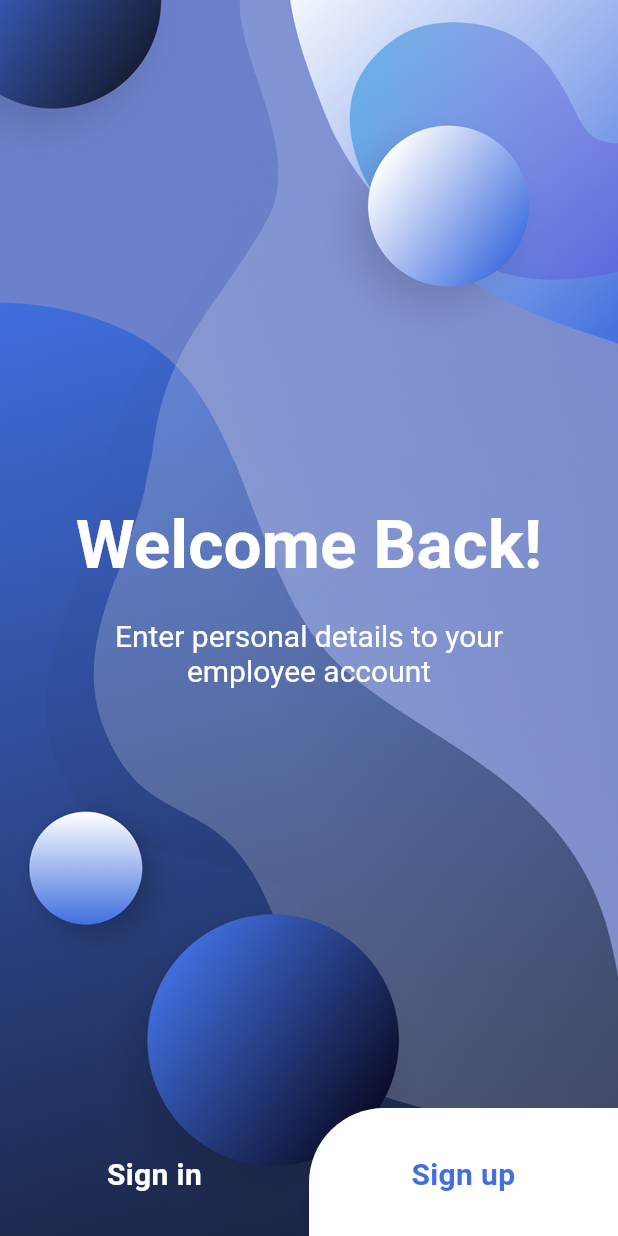
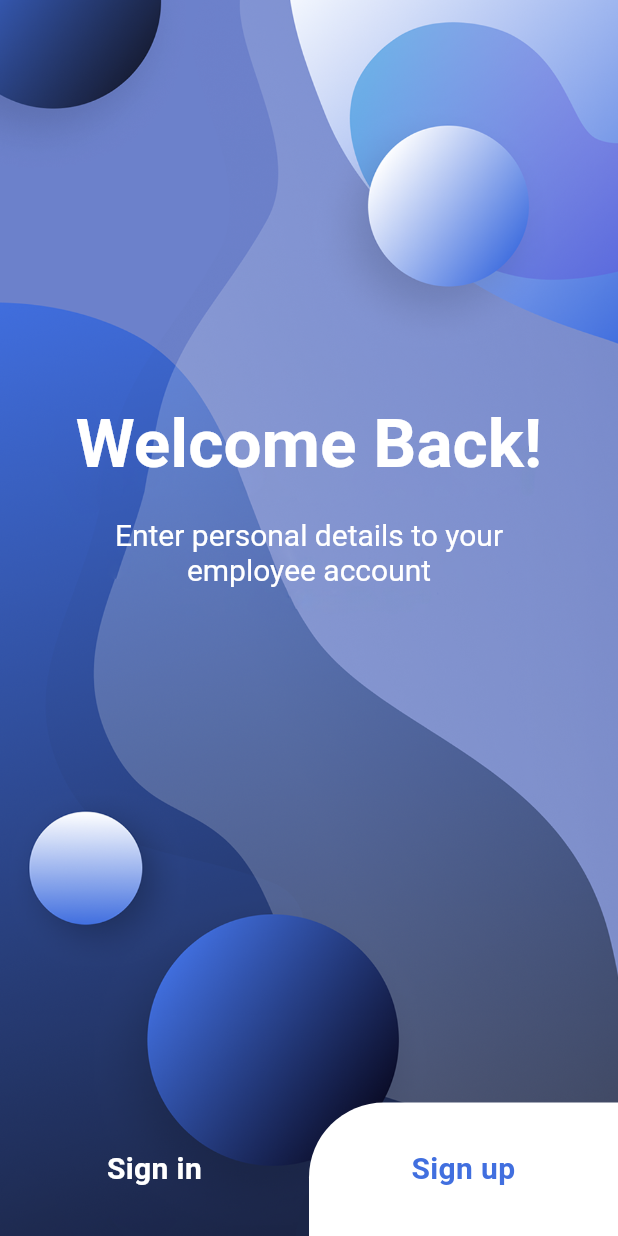
Before and after one commit to SundarDong/Fraud_Alarm_Apk, a Flutter app: the screen it shows after launch, on a phone screen of 412 x 824 dp. Run offline on Flutter 3.47's test engine with Material 3 defaults, Android fonts, the phone set to English and light mode, and no system bars; our stand-ins replace icons_plus.

Commit message:
feat: welcome page has been update

```diff
--- a/lib/screens/signin_screen.dart
+++ b/lib/View/screens/signin_screen.dart
@@ -1,9 +1,9 @@
 import 'package:flutter/material.dart';
 import 'package:icons_plus/icons_plus.dart';
-import 'package:login_signup/screens/signup_screen.dart';
+import 'package:login_signup/View/screens/signup_screen.dart';
 import 'package:login_signup/widgets/custom_scaffold.dart';
 
-import '../theme/theme.dart';
+import '../../theme/theme.dart';
 
 class SignInScreen extends StatefulWidget {
   const SignInScreen({super.key});
--- a/lib/screens/signup_screen.dart
+++ b/lib/View/screens/signup_screen.dart
@@ -1,6 +1,6 @@
 import 'package:flutter/material.dart';
 import 'package:icons_plus/icons_plus.dart';
-import 'package:login_signup/screens/signin_screen.dart';
+import 'package:login_signup/View/screens/signin_screen.dart';
 import 'package:login_signup/theme/theme.dart';
 import 'package:login_signup/widgets/custom_scaffold.dart';
 
--- a/lib/screens/welcome_screen.dart
+++ b/lib/View/screens/welcome_screen.dart
@@ -1,6 +1,6 @@
 import 'package:flutter/material.dart';
-import 'package:login_signup/screens/signin_screen.dart';
-import 'package:login_signup/screens/signup_screen.dart';
+import 'package:login_signup/View/screens/signin_screen.dart';
+import 'package:login_signup/View/screens/signup_screen.dart';
 import 'package:login_signup/theme/theme.dart';
 import 'package:login_signup/widgets/custom_scaffold.dart';
 import 'package:login_signup/widgets/welcome_button.dart';
@@ -14,10 +14,10 @@ class WelcomeScreen extends StatelessWidget {
       child: Column(
         children: [
           Flexible(
-              flex: 8,
+            flex: 5,
             child: Container(
               padding: const EdgeInsets.symmetric(
-                  vertical: 0,
+                vertical: 20.0,
                 horizontal: 40.0,
               ),
               child: Center(
@@ -30,21 +30,23 @@ class WelcomeScreen extends StatelessWidget {
                         style: TextStyle(
                           fontSize: 45.0,
                           fontWeight: FontWeight.w600,
-                            )),
+                        ),
+                      ),
                       TextSpan(
                         text:
                             '\nEnter personal details to your employee account',
                         style: TextStyle(
                           fontSize: 20,
-                              // height: 0,
-                            ))
+                        ),
+                      ),
                     ],
                   ),
                 ),
               ),
-              )),
+            ),
+          ),
           Flexible(
-            flex: 1,
+            flex: 2,
             child: Align(
               alignment: Alignment.bottomRight,
               child: Row(
--- a/lib/main.dart
+++ b/lib/main.dart
@@ -1,5 +1,5 @@
 import 'package:flutter/material.dart';
-import 'package:login_signup/screens/welcome_screen.dart';
+import 'package:login_signup/View/screens/welcome_screen.dart';
 import 'package:login_signup/theme/theme.dart';
 
 void main() {
```
Also changed, not shown: lib/View/screens/forget_passsword_screen.dart (renamed from lib/screens/forget_passsword_screen.dart). Lines whose indentation alone changed are shown as unchanged.
